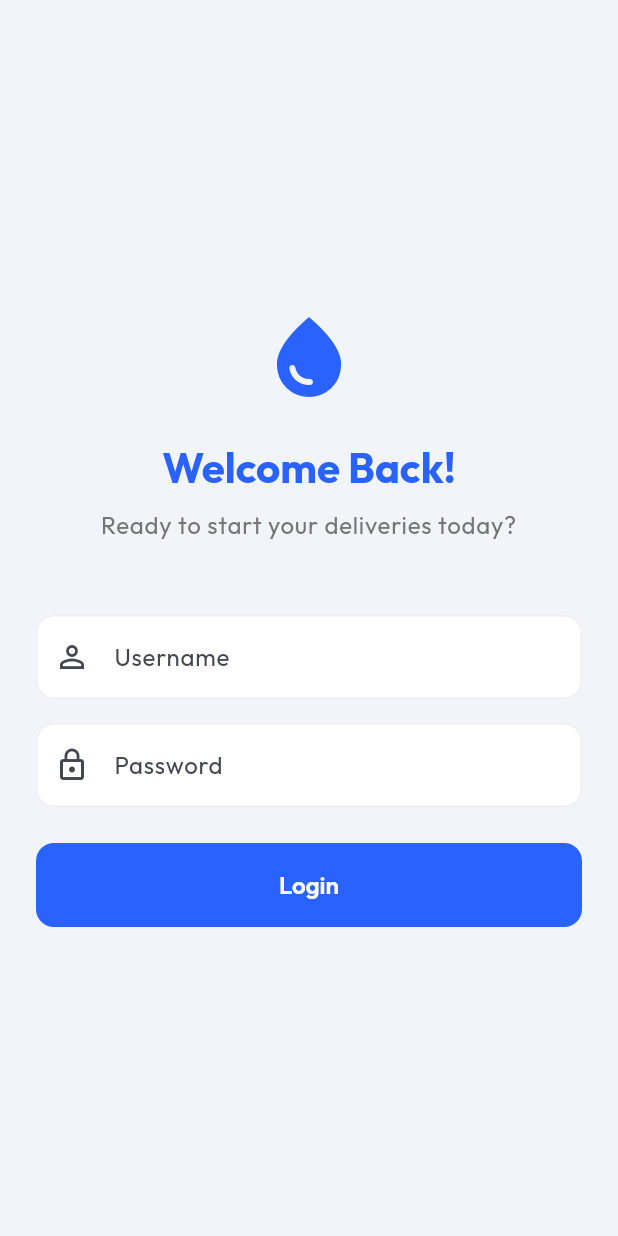
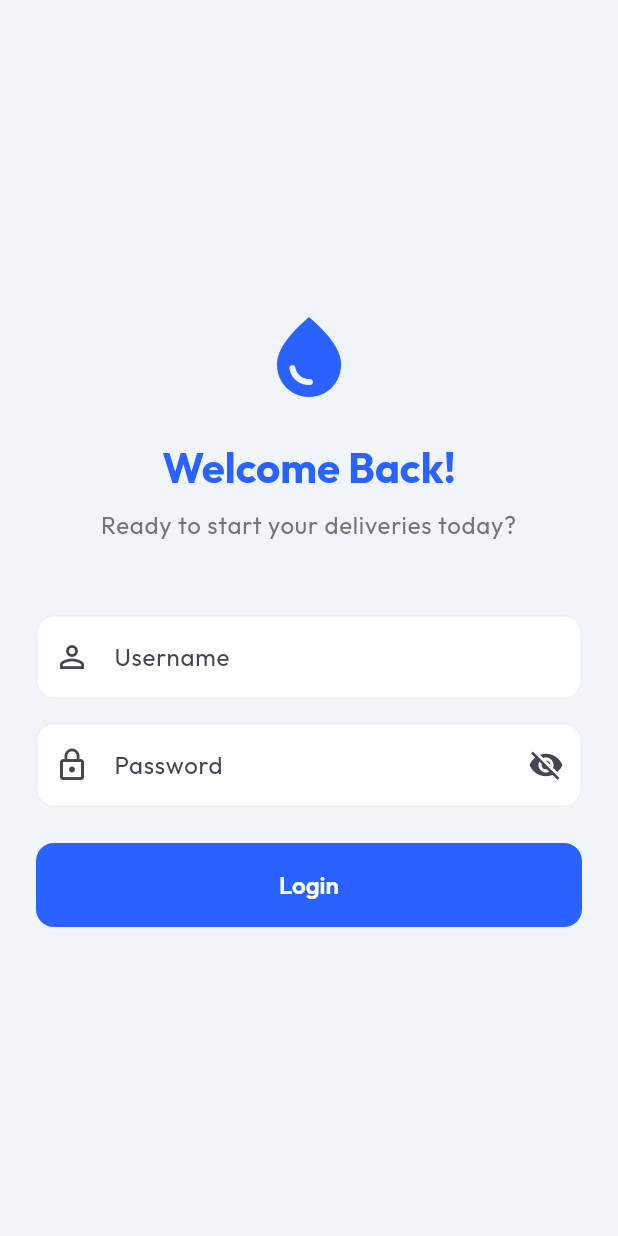
Before and after one commit to graycodder/hydroflow, a Flutter app: the screen it shows after launch, on a phone screen of 412 x 824 dp. Run offline on Flutter 3.47's test engine with Material 3 defaults, Android fonts, the phone set to English and light mode, and no system bars; our stand-ins replace dropdown_search, equatable, firebase_core, firebase_database, flutter_bloc, get_it and 5 more; accounts and stored records are empty.

Commit message:
andriod warning & login password visible icon

```diff
--- a/lib/features/auth/presentation/pages/login_page.dart
+++ b/lib/features/auth/presentation/pages/login_page.dart
@@ -16,6 +16,7 @@ class _LoginPageState extends State<LoginPage> {
   final _usernameController = TextEditingController();
   final _passwordController = TextEditingController();
   final _formKey = GlobalKey<FormState>();
+  bool _isPasswordVisible = false;
 
   @override
   void dispose() {
@@ -93,11 +94,23 @@ class _LoginPageState extends State<LoginPage> {
                   const SizedBox(height: 16),
                   TextFormField(
                     controller: _passwordController,
-                    decoration: const InputDecoration(
+                    decoration: InputDecoration(
                       labelText: 'Password',
-                      prefixIcon: Icon(Icons.lock_outline),
+                      prefixIcon: const Icon(Icons.lock_outline),
+                      suffixIcon: IconButton(
+                        icon: Icon(
+                          _isPasswordVisible
+                              ? Icons.visibility
+                              : Icons.visibility_off,
+                        ),
+                        onPressed: () {
+                          setState(() {
+                            _isPasswordVisible = !_isPasswordVisible;
+                          });
+                        },
+                      ),
                     ),
-                    obscureText: true,
+                    obscureText: !_isPasswordVisible,
                     validator: (value) =>
                         value!.isEmpty ? 'Please enter your password' : null,
                   ),
```
Also changed, not shown: 1 other file.
